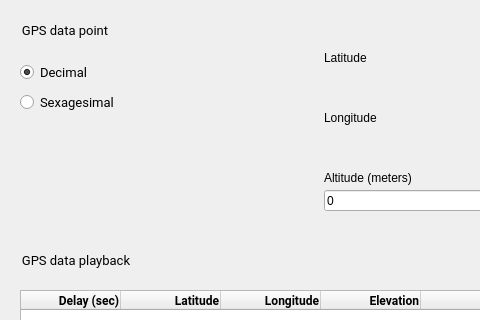
aosp-mirror/platform_external_qemu, file android/skin/qt/extended-pages/location-page.ui: the form before one commit; both pictures show x 0 to 480 and y 0 to 320 of the 622 by 580 pixel window.
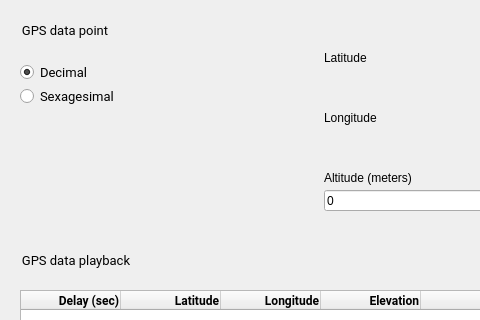
The form after the commit. Icons and pictures are not drawn. Custom widgets are drawn as their Qt base class.

Commit message:
[ui] Adjust the spacing between radio buttons
Make the radio buttons consistent on the Location and
Settings pages.

Make the "Always on top" control last on the Settings page.
This prevents us from showing a gap between items on Linux,
where the "Always on top" control is not visible.

Patch:
```diff
--- a/android/skin/qt/extended-pages/location-page.ui
+++ b/android/skin/qt/extended-pages/location-page.ui
@@ -207,7 +207,7 @@
    <property name="geometry">
     <rect>
      <x>20</x>
-     <y>90</y>
+     <y>84</y>
      <width>130</width>
      <height>25</height>
     </rect>
```
The commit also changes 1 other file.
